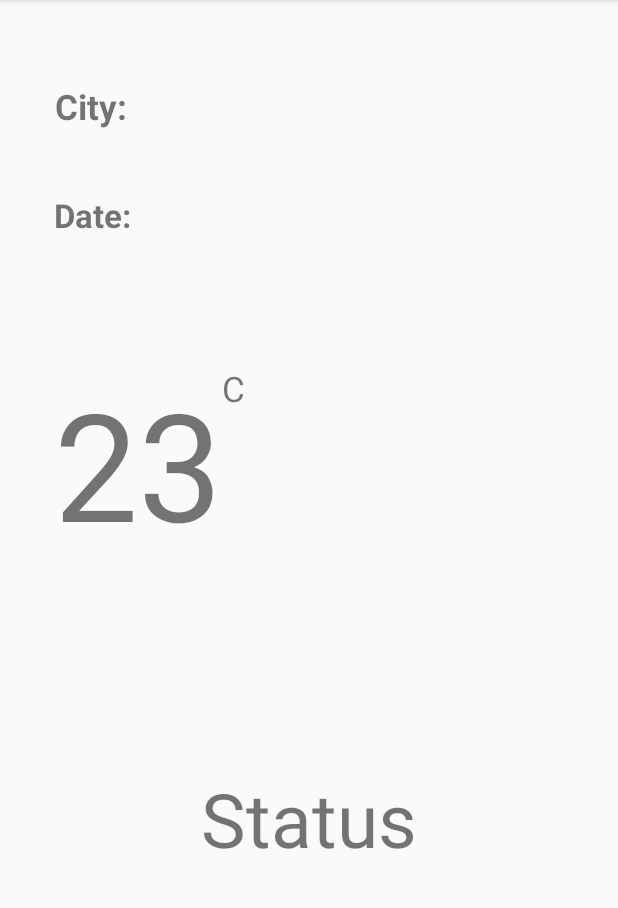
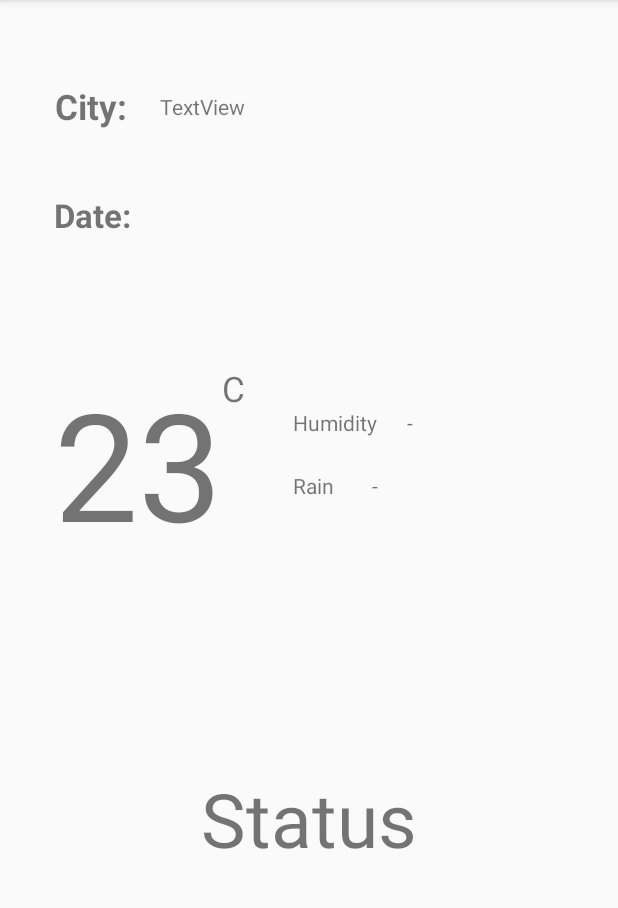
Before and after one commit to AvaNorada/-3CSB-GROUP5, an Android app: the screen it shows after launch (MainActivity), on a phone screen of 412 x 824 dp, the part 84-992 px from its top. Run offline under Robolectric (Android 15) with nearby library versions, the light colour scheme and no system bars; our stand-ins replace Volley; network calls fail.

Commit message:
Added humidity, rain, and fixed format

```diff
--- a/WeatherCurrentDay/app/src/main/java/com/rabelas/weathercurrentday/MainActivity.java
+++ b/WeatherCurrentDay/app/src/main/java/com/rabelas/weathercurrentday/MainActivity.java
@@ -22,13 +22,15 @@ import java.util.Calendar;
 
 public class MainActivity extends AppCompatActivity {
 
-    TextView temp, city, status, date;
+    TextView temp, city, status, date,hum,rain;
     @Override
     protected void onCreate(Bundle savedInstanceState) {
         super.onCreate(savedInstanceState);
         setContentView(R.layout.activity_main);
 
         temp = (TextView)findViewById(R.id.temp);
+        hum = (TextView)findViewById(R.id.humVal);
+        rain = (TextView)findViewById(R.id.rVal);
         city = (TextView)findViewById(R.id.city);
         status = (TextView)findViewById(R.id.status);
         date = (TextView)findViewById(R.id.date);
@@ -43,9 +45,12 @@ public class MainActivity extends AppCompatActivity {
 
                 try {
                     JSONObject main_object = response.getJSONObject("main");
+                    JSONObject rain_object = response.getJSONObject("rain");
                     JSONArray array = response.getJSONArray("weather");
                     JSONObject object = array.getJSONObject(0);
                     String Jtemp = String.valueOf(main_object.getDouble("temp"));
+                    String Jhum = String.valueOf(main_object.getDouble("humidity"));
+                    String Jrain = String.valueOf(rain_object.getDouble("1h"));
                     String Jstatus = object.getString("description");
                     String Jcity = response.getString("name");
 
@@ -56,6 +61,8 @@ public class MainActivity extends AppCompatActivity {
                     String formatted_date = sdf.format(calendar.getTime());
 
                     date.setText(formatted_date);
+                    hum.setText(Jhum+"%");
+                    rain.setText(Jrain+"mm");
                     double temp_int = Double.parseDouble(Jtemp);
                     double centi = (temp_int - 32)/1.8000;
                     centi = Math.round(centi);
--- a/WeatherCurrentDay/app/src/main/res/layout/activity_main.xml
+++ b/WeatherCurrentDay/app/src/main/res/layout/activity_main.xml
@@ -64,7 +64,7 @@
         app:layout_constraintVertical_bias="0.33" />
 
     <TextView
-        android:id="@+id/city"
+        android:id="@+id/textView5"
         android:layout_width="wrap_content"
         android:layout_height="wrap_content"
         android:text="City:"
@@ -81,6 +81,8 @@
         android:id="@+id/status"
         android:layout_width="wrap_content"
         android:layout_height="wrap_content"
+        android:paddingLeft="40dp"
+        android:paddingRight="40dp"
         android:text="Status"
         android:textSize="50sp"
         app:layout_constraintBottom_toBottomOf="parent"
@@ -89,5 +91,64 @@
         app:layout_constraintTop_toTopOf="parent"
         app:layout_constraintVertical_bias="0.731" />
 
+    <TextView
+        android:id="@+id/city"
+        android:layout_width="wrap_content"
+        android:layout_height="wrap_content"
+        android:text="TextView"
+        app:layout_constraintBottom_toBottomOf="@+id/textView5"
+        app:layout_constraintEnd_toEndOf="parent"
+        app:layout_constraintHorizontal_bias="0.3"
+        app:layout_constraintStart_toStartOf="parent"
+        app:layout_constraintTop_toTopOf="@+id/textView5" />
+
+    <TextView
+        android:id="@+id/textView6"
+        android:layout_width="wrap_content"
+        android:layout_height="wrap_content"
+        android:text="Humidity"
+        app:layout_constraintBottom_toBottomOf="@+id/temp"
+        app:layout_constraintEnd_toEndOf="parent"
+        app:layout_constraintHorizontal_bias="0.549"
+        app:layout_constraintStart_toStartOf="parent"
+        app:layout_constraintTop_toTopOf="@+id/temp"
+        app:layout_constraintVertical_bias="0.263" />
+
+    <TextView
+        android:id="@+id/textView7"
+        android:layout_width="wrap_content"
+        android:layout_height="wrap_content"
+        android:text="Rain"
+        app:layout_constraintBottom_toBottomOf="@+id/temp"
+        app:layout_constraintEnd_toEndOf="parent"
+        app:layout_constraintHorizontal_bias="0.507"
+        app:layout_constraintStart_toStartOf="parent"
+        app:layout_constraintTop_toTopOf="@+id/temp"
+        app:layout_constraintVertical_bias="0.631" />
+
+    <TextView
+        android:id="@+id/humVal"
+        android:layout_width="wrap_content"
+        android:layout_height="wrap_content"
+        android:text="-"
+        app:layout_constraintBottom_toBottomOf="@+id/textView6"
+        app:layout_constraintEnd_toEndOf="parent"
+        app:layout_constraintHorizontal_bias="0.128"
+        app:layout_constraintStart_toEndOf="@+id/textView6"
+        app:layout_constraintTop_toTopOf="@+id/textView6"
+        app:layout_constraintVertical_bias="0.0" />
+
+    <TextView
+        android:id="@+id/rVal"
+        android:layout_width="wrap_content"
+        android:layout_height="wrap_content"
+        android:text="-"
+        app:layout_constraintBottom_toBottomOf="@+id/textView7"
+        app:layout_constraintEnd_toEndOf="parent"
+        app:layout_constraintHorizontal_bias="0.135"
+        app:layout_constraintStart_toEndOf="@+id/textView7"
+        app:layout_constraintTop_toTopOf="@+id/textView7"
+        app:layout_constraintVertical_bias="0.0" />
+
 
 </androidx.constraintlayout.widget.ConstraintLayout>
```
